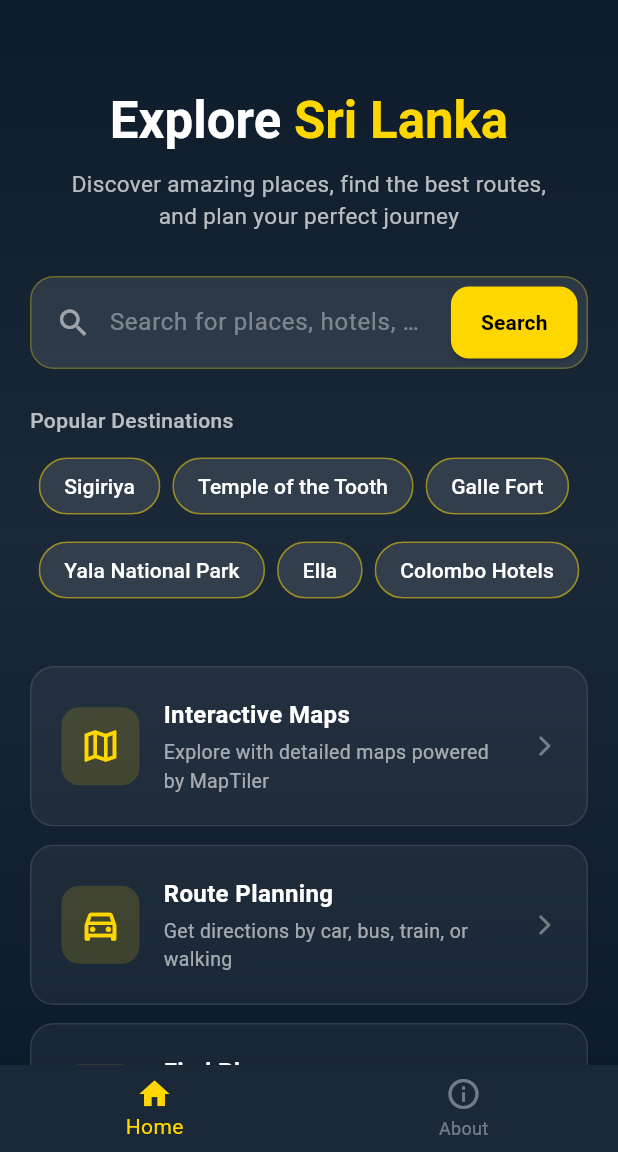
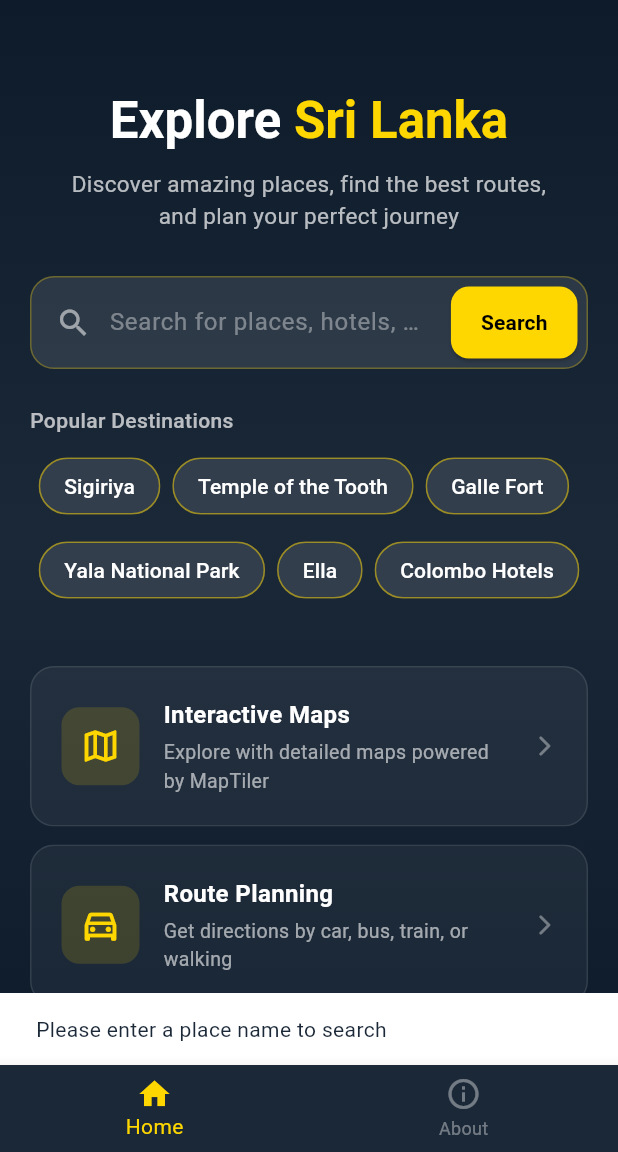
Before and after one commit to ChamodyaRuvishan/Mr-Guide-Latest, a Flutter app: the screen it shows after launch, after a tap on "Let's start", after a tap on "Skip", after a tap on "Search", on a phone screen of 412 x 824 dp, the part 84-1236 px from its top. Run offline on Flutter 3.47's test engine with Material 3 defaults, Android fonts, the phone set to English and light mode, and no system bars; our stand-ins replace flutter_map, geolocator, latlong2, shared_preferences, supabase_flutter; accounts and stored records are empty; network calls fail; statements that could not run were skipped.

Commit message:
Implement recent searches feature with clear option and improved search handling

```diff
--- a/lib/screens/home_screen.dart
+++ b/lib/screens/home_screen.dart
@@ -1,4 +1,5 @@
 import 'package:flutter/material.dart';
+import '../services/search_history_service.dart';
 
 class HomeScreen extends StatefulWidget {
   const HomeScreen({super.key});
@@ -9,7 +10,6 @@ class HomeScreen extends StatefulWidget {
 
 class _HomeScreenState extends State<HomeScreen> {
   final _searchController = TextEditingController();
-
   final List<Map<String, String>> popularDestinations = [
     {'name': 'Sigiriya', 'query': 'Sigiriya Rock Fortress'},
     {'name': 'Temple of the Tooth', 'query': 'Temple of the Tooth Kandy'},
@@ -18,11 +18,47 @@ class _HomeScreenState extends State<HomeScreen> {
     {'name': 'Ella', 'query': 'Ella Sri Lanka'},
     {'name': 'Colombo Hotels', 'query': 'Colombo hotels'},
   ];
+  List<String> _recentSearches = [];
 
-  void _handleSearch(String query) {
-    if (query.trim().isNotEmpty) {
-      Navigator.pushNamed(context, '/search', arguments: query.trim());
+  @override
+  void initState() {
+    super.initState();
+    _loadRecentSearches();
+  }
+
+  Future<void> _loadRecentSearches() async {
+    final searches = await SearchHistoryService.getRecentSearches();
+    if (!mounted) return;
+    setState(() => _recentSearches = searches);
+  }
+
+  Future<void> _handleSearch(String query) async {
+    final normalizedQuery = query.trim();
+    if (normalizedQuery.isEmpty) {
+      ScaffoldMessenger.of(context).showSnackBar(
+        const SnackBar(content: Text('Please enter a place name to search')),
+      );
+      return;
     }
+
+    await SearchHistoryService.addRecentSearch(normalizedQuery);
+    if (!mounted) return;
+
+    final updated = [normalizedQuery, ..._recentSearches]
+      .where(
+        (item) => item.trim().isNotEmpty &&
+            item.toLowerCase() != normalizedQuery.toLowerCase(),
+      )
+      .toList();
+
+    setState(() => _recentSearches = [normalizedQuery, ...updated].take(6).toList());
+    Navigator.pushNamed(context, '/search', arguments: normalizedQuery);
+  }
+
+  Future<void> _clearRecentSearches() async {
+    await SearchHistoryService.clearRecentSearches();
+    if (!mounted) return;
+    setState(() => _recentSearches = []);
   }
 
   void _openSearch([String? query]) {
@@ -57,7 +93,6 @@ class _HomeScreenState extends State<HomeScreen> {
             child: Column(
               children: [
                 const SizedBox(height: 40),
-                // Hero Title
                 RichText(
                   textAlign: TextAlign.center,
                   text: const TextSpan(
@@ -81,8 +116,6 @@ class _HomeScreenState extends State<HomeScreen> {
                   style: TextStyle(color: Colors.white70, fontSize: 15),
                 ),
                 const SizedBox(height: 30),
-
-                // Search Bar
                 Container(
                   decoration: BoxDecoration(
                     color: Colors.white.withValues(alpha: 0.1),
@@ -121,8 +154,7 @@ class _HomeScreenState extends State<HomeScreen> {
                       Container(
                         margin: const EdgeInsets.all(6),
                         child: ElevatedButton(
-                          onPressed: () =>
-                              _handleSearch(_searchController.text),
+                          onPressed: () => _handleSearch(_searchController.text),
                           style: ElevatedButton.styleFrom(
                             backgroundColor: const Color(0xFFFFD700),
                             foregroundColor: Colors.black,
@@ -144,8 +176,52 @@ class _HomeScreenState extends State<HomeScreen> {
                   ),
                 ),
                 const SizedBox(height: 24),
-
-                // Popular Destinations
+                if (_recentSearches.isNotEmpty)
+                  Column(
+                    crossAxisAlignment: CrossAxisAlignment.start,
+                    children: [
+                      Row(
+                        mainAxisAlignment: MainAxisAlignment.spaceBetween,
+                        children: [
+                          const Text(
+                            'Recent Searches',
+                            style: TextStyle(
+                              color: Colors.white70,
+                              fontSize: 14,
+                              fontWeight: FontWeight.w500,
+                            ),
+                          ),
+                          TextButton(
+                            onPressed: _clearRecentSearches,
+                            child: const Text(
+                              'Clear',
+                              style: TextStyle(color: Color(0xFFFFD700)),
+                            ),
+                          ),
+                        ],
+                      ),
+                      const SizedBox(height: 8),
+                      Wrap(
+                        spacing: 8,
+                        runSpacing: 8,
+                        children: _recentSearches.map((search) {
+                          return ActionChip(
+                            label: Text(search),
+                            labelStyle: const TextStyle(color: Colors.white),
+                            backgroundColor: Colors.white.withValues(alpha: 0.08),
+                            side: BorderSide(
+                              color: const Color(0xFFFFD700).withValues(alpha: 0.3),
+                            ),
+                            shape: RoundedRectangleBorder(
+                              borderRadius: BorderRadius.circular(20),
+                            ),
+                            onPressed: () => _handleSearch(search),
+                          );
+                        }).toList(),
+                      ),
+                      const SizedBox(height: 20),
+                    ],
+                  ),
                 const Align(
                   alignment: Alignment.centerLeft,
                   child: Text(
@@ -177,8 +253,6 @@ class _HomeScreenState extends State<HomeScreen> {
                   }).toList(),
                 ),
                 const SizedBox(height: 40),
-
-                // Feature Cards
                 _buildFeatureCard(
                   Icons.map_outlined,
                   'Interactive Maps',
```
